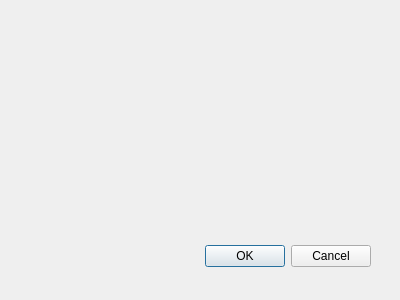
The window that Source/UI/InstallToolchain.ui (krre/afterglow) describes before a commit, drawn with Qt 5.
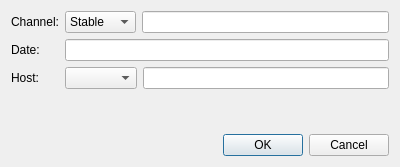
The same window after the commit.

Commit message: Add widgets into Install Toolchain dialog

What changed in the file:
```diff
--- a/Source/UI/InstallToolchain.ui
+++ b/Source/UI/InstallToolchain.ui
@@ -7,28 +7,112 @@
     <x>0</x>
     <y>0</y>
     <width>400</width>
-    <height>300</height>
+    <height>167</height>
    </rect>
   </property>
   <property name="windowTitle">
    <string>Install Toolchain</string>
   </property>
-  <widget class="QDialogButtonBox" name="buttonBox">
-   <property name="geometry">
-    <rect>
-     <x>30</x>
-     <y>240</y>
-     <width>341</width>
-     <height>32</height>
-    </rect>
-   </property>
-   <property name="orientation">
-    <enum>Qt::Horizontal</enum>
-   </property>
-   <property name="standardButtons">
-    <set>QDialogButtonBox::Cancel|QDialogButtonBox::Ok</set>
-   </property>
-  </widget>
+  <layout class="QVBoxLayout" name="verticalLayout">
+   <item>
+    <layout class="QGridLayout" name="gridLayout">
+     <item row="0" column="0">
+      <widget class="QLabel" name="label">
+       <property name="text">
+        <string>Channel:</string>
+       </property>
+      </widget>
+     </item>
+     <item row="1" column="0">
+      <widget class="QLabel" name="label_2">
+       <property name="text">
+        <string>Date:</string>
+       </property>
+      </widget>
+     </item>
+     <item row="1" column="1">
+      <widget class="QLineEdit" name="lineEditDate"/>
+     </item>
+     <item row="0" column="1">
+      <layout class="QHBoxLayout" name="horizontalLayout">
+       <property name="topMargin">
+        <number>0</number>
+       </property>
+       <item>
+        <widget class="QComboBox" name="comboBoxChannel">
+         <item>
+          <property name="text">
+           <string>Stable</string>
+          </property>
+         </item>
+         <item>
+          <property name="text">
+           <string>Beta</string>
+          </property>
+         </item>
+         <item>
+          <property name="text">
+           <string>Nightly</string>
+          </property>
+         </item>
+         <item>
+          <property name="text">
+           <string>Version</string>
+          </property>
+         </item>
+        </widget>
+       </item>
+       <item>
+        <widget class="QLineEdit" name="lineEditChannel"/>
+       </item>
+      </layout>
+     </item>
+     <item row="2" column="0">
+      <widget class="QLabel" name="label_3">
+       <property name="text">
+        <string>Host:</string>
+       </property>
+      </widget>
+     </item>
+     <item row="2" column="1">
+      <layout class="QHBoxLayout" name="horizontalLayout_2">
+       <property name="topMargin">
+        <number>0</number>
+       </property>
+       <item>
+        <widget class="QComboBox" name="comboBoxHost"/>
+       </item>
+       <item>
+        <widget class="QLineEdit" name="lineEditHost"/>
+       </item>
+      </layout>
+     </item>
+    </layout>
+   </item>
+   <item>
+    <spacer name="verticalSpacer">
+     <property name="orientation">
+      <enum>Qt::Vertical</enum>
+     </property>
+     <property name="sizeHint" stdset="0">
+      <size>
+       <width>20</width>
+       <height>40</height>
+      </size>
+     </property>
+    </spacer>
+   </item>
+   <item>
+    <widget class="QDialogButtonBox" name="buttonBox">
+     <property name="orientation">
+      <enum>Qt::Horizontal</enum>
+     </property>
+     <property name="standardButtons">
+      <set>QDialogButtonBox::Cancel|QDialogButtonBox::Ok</set>
+     </property>
+    </widget>
+   </item>
+  </layout>
  </widget>
  <resources/>
  <connections>
```
